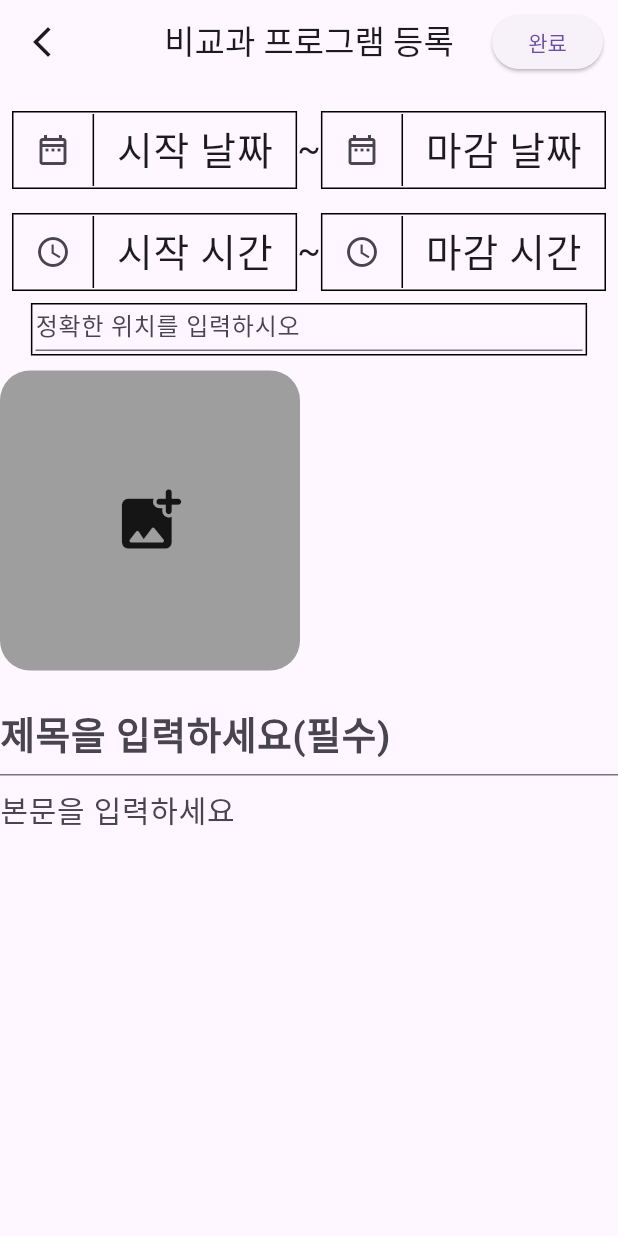
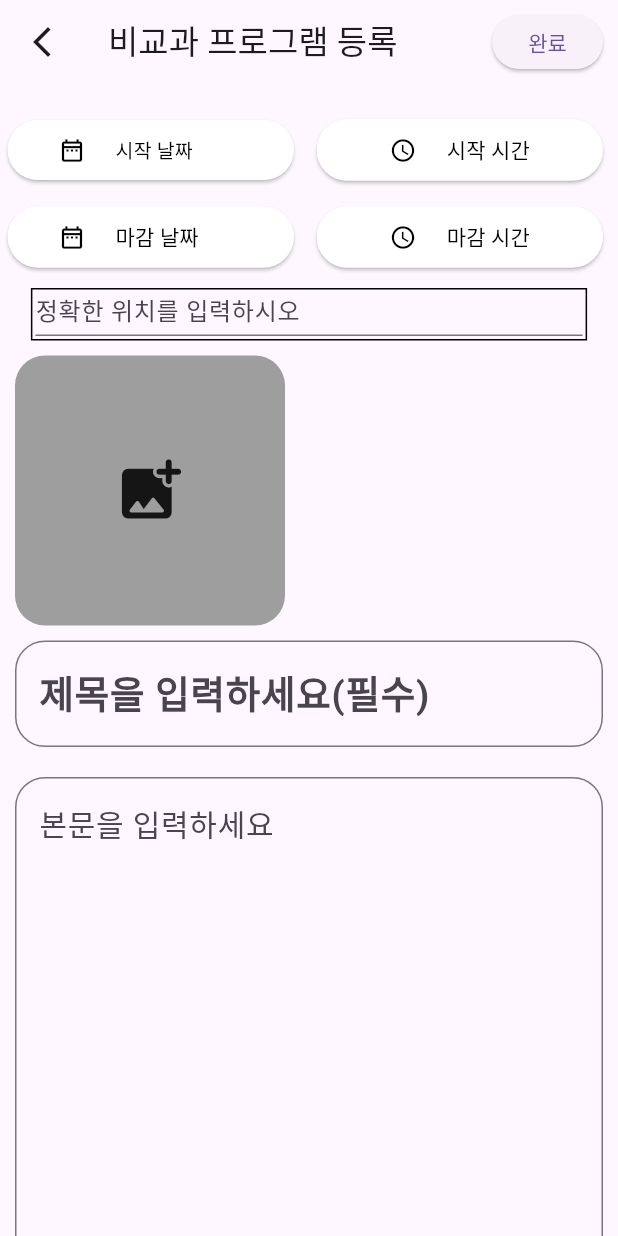
Before and after one commit to KMUCapstoneProject/FrontEnd, a Flutter app: the registration_page screen opened directly, on a phone screen of 412 x 824 dp. Run offline on Flutter 3.47's test engine with Material 3 defaults, Android fonts, the light colour scheme and no system bars; our stand-ins replace carousel_slider, dio, geolocator, get, google_maps_flutter, image_picker and 1 more; missing offline and left inert: cookie_jar, custom_info_window, dio_cookie_manager, label_marker.

Commit message:
registration_page 수정

```diff
--- a/lib/registration/registration_page.dart
+++ b/lib/registration/registration_page.dart
@@ -2,7 +2,6 @@ import 'package:flutter/material.dart';
 import 'package:image_picker/image_picker.dart';
 import 'dart:io';
 import 'package:get/get.dart';
-
 import '../Server_conn/mariaDB_server.dart';
 
 class registration_page extends StatefulWidget {
@@ -13,6 +12,8 @@ class registration_page extends StatefulWidget {
 }
 
 class _registration_pageState extends State<registration_page> {
+  List<XFile> imageFiles = [];
+
   //제목 컨트롤러
   TextEditingController title_ctr = TextEditingController();
 
@@ -22,15 +23,11 @@ class _registration_pageState extends State<registration_page> {
   //위치 컨트롤러
   TextEditingController locaton_ctr = TextEditingController();
 
-  // 이미지를 저장하는 리스트
-  List<XFile> imageFiles = [];
-
   // 프로그램 기간
   String startDate = "시작 날짜";
   String endDate = "마감 날짜";
   String startTime = "시작 시간";
   String endTime = "마감 시간";
-
 // 이미지를 선택해서 리스트에 저장하는 함수
   Future<void> _pickImage() async {
     final List<XFile> images = await ImagePicker().pickMultiImage();
@@ -63,6 +60,7 @@ class _registration_pageState extends State<registration_page> {
   }
 
   // 달력을 보여주고 선택한 날짜를 endData에 저장하는 함수
+
   setEndData() async {
     DateTime? selectedDate;
     if (startDate != '시작 날짜') {
@@ -84,7 +82,6 @@ class _registration_pageState extends State<registration_page> {
         lastDate: DateTime(2027),
       );
     }
-
     setState(() {
       if (selectedDate != null) {
         endDate = selectedDate.toString().split(" ")[0];
@@ -102,15 +99,7 @@ class _registration_pageState extends State<registration_page> {
     selectedTime.then((value) {
       if (value != null) {
         setState(() {
-          if(value.minute<10)
-          {
-            String minute = "0${value.minute}";
-            startTime = "${value.hour}:${minute}";
-          }
-          else
-          {
           startTime = "${value.hour}:${value.minute}";
-          }
         });
       }
     });
@@ -126,20 +115,11 @@ class _registration_pageState extends State<registration_page> {
     selectedTime.then((value) {
       if (value != null) {
         setState(() {
-          if(value.minute<10)
-          {
-            String minute = "0${value.minute}";
-            endTime = "${value.hour}:${minute}";
-          }
-          else
-          {
           endTime = "${value.hour}:${value.minute}";
-          }
         });
       }
     });
   }
-
   // 앱바에 완료버튼을 누르면 이제 내용을 서버에 전송
   upload() async {
     String start = "$startDate $startTime:00";
@@ -157,14 +137,12 @@ class _registration_pageState extends State<registration_page> {
   Widget build(BuildContext context) {
     return Scaffold(
       appBar: AppBar(
-        centerTitle: true,
         title: const Text('비교과 프로그램 등록'),
         // 앱바의 왼쪽
         leading: IconButton(
           onPressed: backScrean,
           icon: const Icon(Icons.arrow_back_ios_new),
         ),
-        // 앱바의 오른쪽
         actions: [
           Container(
             padding: const EdgeInsets.all(10),
@@ -173,7 +151,7 @@ class _registration_pageState extends State<registration_page> {
                 shape: MaterialStateProperty.all(RoundedRectangleBorder(
                     borderRadius: BorderRadius.circular(18))),
               ),
-              onPressed: upload,
+              onPressed: () {},
               child: const Text('완료'),
             ),
           ),
@@ -184,48 +162,73 @@ class _registration_pageState extends State<registration_page> {
           FocusScope.of(context).unfocus();
         },
         child: SingleChildScrollView(
-          //스크롤 할수있게하는 위젯
           child: Column(
             children: [
-              const SizedBox(
-                height: 10,
+              Container(
+                margin: const EdgeInsets.only(top: 20),
+                child: Row(
+                  mainAxisAlignment: MainAxisAlignment.center,
+                  children: [
+                    Flexible(
+                      flex: 5,
+                      child: Container(
+                        margin: const EdgeInsets.only(left: 5, right: 10),
+                        child: ElevatedButton(
+                          style: ElevatedButton.styleFrom(
+                            backgroundColor: Colors.white,
                           ),
-              Padding(
-                padding: const EdgeInsets.all(8.0),
-                child: Row(
-                  mainAxisAlignment: MainAxisAlignment.spaceBetween,
-                  children: [
-                    // 시작 날짜 부분
-                    Flexible(
-                      flex: 4,
+                          onPressed: setStartData,
                           child: Container(
-                        decoration: BoxDecoration(border: Border.all(width: 1)),
+                            padding: const EdgeInsets.all(10),
                             child: Row(
                               children: [
-                            Expanded(
-                              flex: 10,
-                              child: Container(
-                                decoration: const BoxDecoration(
-                                    border:
-                                        Border(right: BorderSide(width: 1))),
-                                child: IconButton(
-                                  onPressed: setStartData,
-                                  icon: const Icon(Icons.date_range_outlined),
+                                Container(
+                                  margin: const EdgeInsets.only(right: 20),
+                                  child: const Icon(
+                                    Icons.date_range_outlined,
+                                    color: Colors.black,
+                                  ),
+                                ),
+                                Text(
+                                  startDate,
+                                  style: const TextStyle(
+                                    fontSize: 13,
+                                    color: Colors.black,
+                                  ),
+                                )
+                              ],
                             ),
                           ),
                         ),
-                            Expanded(
-                              flex: 25,
+                      ),
+                    ),
+                    Flexible(
+                      flex: 5,
                       child: Container(
-                                padding:
-                                    const EdgeInsets.only(left: 15, right: 15),
-                                child: SizedBox(
-                                  width: 105,
-                                  height: 50,
-                                  child: FittedBox(
-                                    fit: BoxFit.contain,
-                                    child: Text(
-                                      startDate,
+                        margin: const EdgeInsets.only(left: 5, right: 10),
+                        child: ElevatedButton(
+                          style: ElevatedButton.styleFrom(
+                            backgroundColor: Colors.white,
+                          ),
+                          onPressed: setStartTime,
+                          child: Container(
+                            padding: const EdgeInsets.all(10),
+                            child: Row(
+                              mainAxisAlignment: MainAxisAlignment.center,
+                              children: [
+                                Container(
+                                    margin: const EdgeInsets.only(right: 20),
+                                    child: const Icon(
+                                      Icons.access_time_sharp,
+                                      color: Colors.black,
+                                    )),
+                                Text(
+                                  startTime,
+                                  style: const TextStyle(
+                                    color: Colors.black,
+                                  ),
+                                )
+                              ],
                             ),
                           ),
                         ),
@@ -234,42 +237,70 @@ class _registration_pageState extends State<registration_page> {
                   ],
                 ),
               ),
+              Container(
+                margin: const EdgeInsets.only(top: 10),
+                child: Row(
+                  mainAxisAlignment: MainAxisAlignment.center,
+                  children: [
+                    Flexible(
+                      flex: 5,
+                      child: Container(
+                        margin: const EdgeInsets.only(left: 5, right: 10),
+                        child: ElevatedButton(
+                          style: ElevatedButton.styleFrom(
+                            backgroundColor: Colors.white,
                           ),
-                    const Text(
-                      '~',
-                      style: TextStyle(fontSize: 23),
-                    ),
-                    // 마감 날짜 부분
-                    Flexible(
-                      flex: 4,
+                          onPressed: setEndData,
                           child: Container(
-                        decoration: BoxDecoration(border: Border.all(width: 1)),
+                            padding: const EdgeInsets.all(10),
                             child: Row(
                               children: [
-                            Expanded(
-                              flex: 10,
-                              child: Container(
-                                decoration: const BoxDecoration(
-                                    border:
-                                        Border(right: BorderSide(width: 1))),
-                                child: IconButton(
-                                  onPressed: setEndData,
-                                  icon: const Icon(Icons.date_range_outlined),
+                                Container(
+                                  margin: const EdgeInsets.only(right: 20),
+                                  child: const Icon(
+                                    Icons.date_range_outlined,
+                                    color: Colors.black,
+                                  ),
+                                ),
+                                Text(
+                                  endDate,
+                                  style: const TextStyle(
+                                    color: Colors.black,
+                                  ),
+                                )
+                              ],
                             ),
                           ),
                         ),
-                            Expanded(
-                              flex: 25,
+                      ),
+                    ),
+                    Flexible(
+                      flex: 5,
                       child: Container(
-                                padding:
-                                    const EdgeInsets.only(left: 15, right: 15),
-                                child: SizedBox(
-                                  width: 105,
-                                  height: 50,
-                                  child: FittedBox(
-                                    fit: BoxFit.contain,
-                                    child: Text(
-                                      endDate,
+                        margin: const EdgeInsets.only(left: 5, right: 10),
+                        child: ElevatedButton(
+                          style: ElevatedButton.styleFrom(
+                            backgroundColor: Colors.white,
+                          ),
+                          onPressed: setEndTime,
+                          child: Container(
+                            padding: const EdgeInsets.all(10),
+                            child: Row(
+                              mainAxisAlignment: MainAxisAlignment.center,
+                              children: [
+                                Container(
+                                    margin: const EdgeInsets.only(right: 20),
+                                    child: const Icon(
+                                      Icons.access_time_sharp,
+                                      color: Colors.black,
+                                    )),
+                                Text(
+                                  endTime,
+                                  style: const TextStyle(
+                                    color: Colors.black,
+                                  ),
+                                )
+                              ],
                             ),
                           ),
                         ),
@@ -278,121 +309,26 @@ class _registration_pageState extends State<registration_page> {
                   ],
                 ),
               ),
+              Container(
+                margin: const EdgeInsets.only(top: 10, bottom: 10),
+                width: MediaQuery.of(context).size.width * 0.9,
+                height: 35,
+                decoration: BoxDecoration(
+                  border: Border.all(color: Colors.black),
                 ),
-                  ],
-                ),
-              ),
-              Padding(
-                padding: const EdgeInsets.all(8.0),
-                child: Row(
-                  mainAxisAlignment: MainAxisAlignment.spaceBetween,
-                  children: [
-                    // 시작 시간 부분
-                    Flexible(
-                      flex: 4,
                 child: Container(
-                        decoration: BoxDecoration(border: Border.all(width: 1)),
-                        child: Row(
-                          children: [
-                            Expanded(
-                              flex: 10,
-                              child: Container(
-                                decoration: const BoxDecoration(
-                                    border:
-                                        Border(right: BorderSide(width: 1))),
-                                child: IconButton(
-                                  onPressed: setStartTime,
-                                  icon: const Icon(Icons.access_time_sharp),
-                                ),
-                              ),
-                            ),
-                            Expanded(
-                              flex: 25,
-                              child: Container(
-                                padding:
-                                    const EdgeInsets.only(left: 15, right: 15),
-                                child: SizedBox(
-                                  width: 105,
-                                  height: 50,
-                                  child: FittedBox(
-                                    fit: BoxFit.contain,
-                                    child: Text(
-                                      startTime,
+                  padding: const EdgeInsets.only(bottom: 2, left: 2, right: 2),
+                  child: TextField(
+                    controller: locaton_ctr,
+                    decoration: const InputDecoration(
+                      hintText: '정확한 위치를 입력하시오',
                     ),
                   ),
                 ),
               ),
-                            )
-                          ],
-                        ),
-                      ),
-                    ),
-                    const Text(
-                      '~',
-                      style: TextStyle(fontSize: 23),
-                    ),
-                    // 마감 시간 부분
-                    Flexible(
-                      flex: 4,
-                      child: Container(
-                        decoration: BoxDecoration(border: Border.all(width: 1)),
-                        child: Row(
-                          children: [
-                            Expanded(
-                              flex: 10,
-                              child: Container(
-                                decoration: const BoxDecoration(
-                                    border:
-                                        Border(right: BorderSide(width: 1))),
-                                child: IconButton(
-                                  onPressed: setEndTime,
-                                  icon: const Icon(Icons.access_time_sharp),
-                                ),
-                              ),
-                            ),
-                            Expanded(
-                              flex: 25,
-                              child: Container(
-                                padding:
-                                    const EdgeInsets.only(left: 15, right: 15),
-                                child: SizedBox(
-                                  width: 105,
-                                  height: 50,
-                                  child: FittedBox(
-                                    fit: BoxFit.contain,
-                                    child: Text(
-                                      endTime,
-                                    ),
-                                  ),
-                                ),
-                              ),
-                            )
-                          ],
-                        ),
-                      ),
-                    ),
-                  ],
-                ),
-              ),
               Container(
-                margin: EdgeInsets.only(bottom: 10),
-                width: MediaQuery.of(context).size.width * 0.9,
-                height: 35,
-                child: Container(
-                  padding: EdgeInsets.only(bottom: 2, left: 2, right: 2),
-                  child: TextField(
-                    controller: locaton_ctr,
-                    decoration: InputDecoration(
-                      hintText: '정확한 위치를 입력하시오',
-                    ),
-                  ),
-                ),
-                decoration: BoxDecoration(
-                  border: Border.all(color: Colors.black),
-                ),
-              ),
-              SizedBox(
-                height: 200,
+                margin: const EdgeInsets.only(right: 10, left: 10),
+                height: 180,
                 child: ListView.separated(
                   scrollDirection: Axis.horizontal,
                   itemCount: imageFiles.length + 1,
@@ -403,8 +339,8 @@ class _registration_pageState extends State<registration_page> {
                       return GestureDetector(
                         onTap: _pickImage,
                         child: Container(
-                          width: 200,
-                          height: 200,
+                          width: 180,
+                          height: 180,
                           decoration: BoxDecoration(
                               color: Colors.grey,
                               borderRadius: BorderRadius.circular(20)),
@@ -419,13 +355,19 @@ class _registration_pageState extends State<registration_page> {
                       return Stack(
                         children: [
                           // 이미지 상자 테두리에 굴곡을 만들기 위해 ClipRRect사용
-                          ClipRRect(
+                          Container(
+                            decoration: BoxDecoration(
+                              border: Border.all(width: 1),
+                              borderRadius: BorderRadius.circular(20),
+                            ),
+                            child: ClipRRect(
                               borderRadius: BorderRadius.circular(20),
                               child: Image.file(
                                 File(imageFiles[index].path),
-                              width: 200,
-                              height: 200,
+                                width: 180,
+                                height: 180,
                                 fit: BoxFit.cover,
+                              ),
                             ),
                           ),
                           // 이미지 좌표 위에 버븐 생성
@@ -452,25 +394,38 @@ class _registration_pageState extends State<registration_page> {
                   ),
                 ),
               ),
-              const SizedBox(
-                height: 15,
-              ),
-              TextField(
+              Container(
+                margin: const EdgeInsets.all(10),
+                child: TextField(
                   controller: title_ctr,
-                style: TextStyle(
+                  style: const TextStyle(
                     fontSize: 25,
                     fontWeight: FontWeight.w600,
                   ),
-                decoration: InputDecoration(hintText: '제목을 입력하세요(필수)'),
+                  decoration: InputDecoration(
+                    hintText: '제목을 입력하세요(필수)',
+                    border: OutlineInputBorder(
+                      borderRadius: BorderRadius.circular(20),
                     ),
-              TextField(
+                  ),
+                ),
+              ),
+              Container(
+                margin: const EdgeInsets.all(10),
+                child: TextField(
                   controller: content_ctr,
-                maxLines: 1000,
-                style: TextStyle(
+                  maxLines: 20,
+                  style: const TextStyle(
                     fontSize: 20,
                     fontWeight: FontWeight.w500,
                   ),
-                decoration: InputDecoration(hintText: '본문을 입력하세요'),
+                  decoration: InputDecoration(
+                    hintText: '본문을 입력하세요',
+                    border: OutlineInputBorder(
+                      borderRadius: BorderRadius.circular(20),
+                    ),
+                  ),
+                ),
               ),
             ],
           ),
```
Lines whose indentation alone changed are shown as unchanged.
